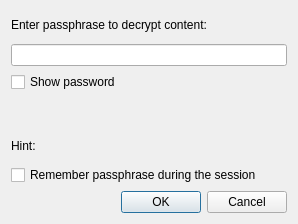
First picture: the form in libqutenote/src/note_editor/DecryptionDialog.ui, repository d1vanov/quentier, before the edit.
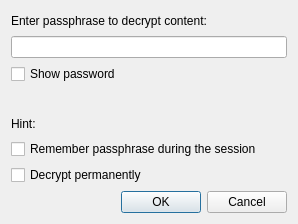
Second picture: the form after the edit.

Commit message: The first attempt to support permanent decryption of encrypted text entries, doesn't work properly yet...

The edit to the form file:
```diff
--- a/libqutenote/src/note_editor/DecryptionDialog.ui
+++ b/libqutenote/src/note_editor/DecryptionDialog.ui
@@ -71,6 +71,13 @@
      </property>
     </widget>
    </item>
+   <item>
+    <widget class="QCheckBox" name="decryptPermanentlyCheckBox">
+     <property name="text">
+      <string>Decrypt permanently</string>
+     </property>
+    </widget>
+   </item>
    <item>
     <widget class="QDialogButtonBox" name="buttonBox">
      <property name="orientation">
```
The commit also changes 8 other files.
